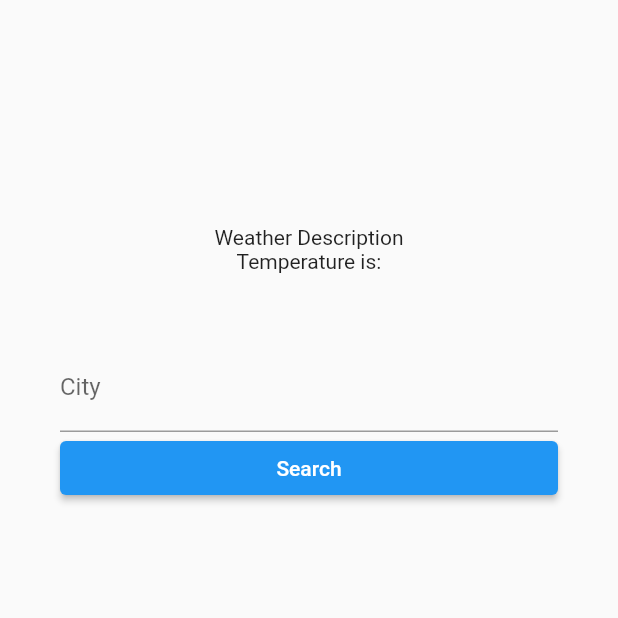
After one commit to z3ro647/task1_loginui, a Flutter app: the screen it shows after launch, after a tap on "Search", on a phone screen of 412 x 824 dp, the top half of it. The commit adds this screen. Run offline on Flutter 3.47's test engine with Material 2 defaults, Android fonts, the phone set to English and light mode, and no system bars; our stand-ins replace firebase_auth, firebase_core, get, google_sign_in, hexcolor, shared_preferences and 1 more; accounts and stored records are empty; network calls fail.

Commit message:
Weather API used

```diff
--- a/lib/main.dart
+++ b/lib/main.dart
@@ -3,6 +3,7 @@ import 'package:flutter/material.dart';
 import 'package:get/get_navigation/get_navigation.dart';
 import 'package:task_loginui/screens/loginscreen.dart';
 import 'package:task_loginui/screens/otpScreen.dart';
+import 'package:task_loginui/weatherscreen.dart';
 
 Future<void> main() async {
   WidgetsFlutterBinding.ensureInitialized();
@@ -39,7 +40,8 @@ class _MyHomePageState extends State<MyHomePage> {
   @override
   Widget build(BuildContext context) {
     return Scaffold(
-      body: LoginScreen()
+      //body: LoginScreen()
+      body: WeatherApi(),
     );
   }
 }
--- /dev/null
+++ b/lib/models/weathermodel.dart
@@ -0,0 +1,64 @@
+/*
+{
+  "weather": [
+    {
+      "description": "clear sky",
+      "icon": "01d"
+    }
+  ],
+  "main": {
+    "temp": 282.55,
+  },
+
+  "name": "Mountain View",
+}
+ */
+
+class WeatherInfo {
+  final String description;
+  final String icon;
+
+  WeatherInfo({required this.description, required this.icon});
+
+  factory WeatherInfo.fromJson(Map<String, dynamic> json) {
+    final description = json['description'];
+    final icon = json['icon'];
+    return WeatherInfo(description: description, icon: icon);
+  }
+}
+
+class TemperatureInfo {
+  final double temperature;
+
+  TemperatureInfo({required this.temperature});
+
+  factory TemperatureInfo.fromJson(Map<String, dynamic> json) {
+    final temperature = json['temp'];
+    return TemperatureInfo(temperature: temperature);
+  }
+}
+
+class WeatherResponse {
+  final String cityName;
+  final TemperatureInfo tempInfo;
+  final WeatherInfo weatherInfo;
+
+  String get iconUrl {
+    return 'https://openweathermap.org/img/wn/${weatherInfo.icon}@2x.png';
+  }
+
+  WeatherResponse({required this.cityName, required this.tempInfo, required this.weatherInfo});
+
+  factory WeatherResponse.fromJson(Map<String, dynamic> json) {
+    final cityName = json['name'];
+
+    final tempInfoJson = json['main'];
+    final tempInfo = TemperatureInfo.fromJson(tempInfoJson);
+
+    final weatherInfoJson = json['weather'][0];
+    final weatherInfo = WeatherInfo.fromJson(weatherInfoJson);
+
+    return WeatherResponse(
+        cityName: cityName, tempInfo: tempInfo, weatherInfo: weatherInfo);
+  }
+}
--- a/lib/screens/listdata.dart
+++ b/lib/screens/listdata.dart
@@ -1,6 +1,6 @@
 import 'package:flutter/material.dart';
 import 'package:hexcolor/hexcolor.dart';
-import 'package:task_loginui/module/order.dart';
+import 'package:task_loginui/models/order.dart';
 
 final colorGreen = HexColor("#09b976");
 
--- a/lib/screens/loginscreen.dart
+++ b/lib/screens/loginscreen.dart
@@ -6,6 +6,7 @@ import 'package:task_loginui/screens/listusers.dart';
 import 'package:task_loginui/screens/registerscreen.dart';
 import 'package:task_loginui/utils/authentication.dart';
 import 'package:task_loginui/utils/phoneVarification.dart';
+import 'package:task_loginui/weatherscreen.dart';
 import 'package:task_loginui/widgets/google_sign_in_button.dart';
 
 final colorGreen = HexColor("#09b976");
@@ -74,7 +75,7 @@ class _LoginScreenState extends State<LoginScreen> {
             ),
           ),
           SizedBox(
-            height: 20.0,
+            height: 10.0,
           ),
           FutureBuilder(
               future: Authentication.initializeFirebase(context: context),
@@ -133,6 +134,17 @@ class _LoginScreenState extends State<LoginScreen> {
                         MaterialPageRoute(builder: (context) => ListUsers()));
                   },
                   child: Text('Users List')),
+            ),
+          ),
+          Padding(
+            padding: EdgeInsets.symmetric(vertical: 0.0, horizontal: 40.0),
+            child: Builder(
+              builder: (context) => ElevatedButton(
+                  onPressed: () {
+                    Navigator.push(context,
+                        MaterialPageRoute(builder: (context) => WeatherApi()));
+                  },
+                  child: Text('API Data')),
             ),
           ),
         ],
--- /dev/null
+++ b/lib/weatherdataservice.dart
@@ -0,0 +1,27 @@
+import 'dart:convert';
+
+import 'package:http/http.dart' as http;
+import 'package:task_loginui/models/weathermodel.dart';
+
+class DataService {
+  Future<WeatherResponse> getWeather(String city) async {
+    // api.openweathermap.org/data/2.5/weather?q={city name}&appid={API key}
+
+    final queryParameters = {
+      'q': city,
+      'appid': 'd2c557e2fb0a15a77dd9aaf2f184919e',
+      'units': 'metric'
+    };
+
+    final uri = Uri.https(
+        'api.openweathermap.org', '/data/2.5/weather', queryParameters);
+
+    final response = await http.get(uri);
+
+    print(response.body);
+    final json = jsonDecode(response.body);
+    return WeatherResponse.fromJson(json);
+  }
+}
+
+//https://api.openweathermap.org/data/2.5/weather?q=pokhara&appid=d2c557e2fb0a15a77dd9aaf2f184919e
--- /dev/null
+++ b/lib/weatherscreen.dart
@@ -0,0 +1,98 @@
+import 'package:flutter/material.dart';
+import 'package:hexcolor/hexcolor.dart';
+import 'package:task_loginui/weatherdataservice.dart';
+import 'package:shared_preferences/shared_preferences.dart';
+
+final colorGreen = HexColor("#09b976");
+
+class WeatherApi extends StatefulWidget {
+  const WeatherApi({Key? key}) : super(key: key);
+
+  @override
+  _WeatherApiState createState() => _WeatherApiState();
+}
+
+class _WeatherApiState extends State<WeatherApi> {
+  final _cityTextController = TextEditingController();
+  final _dataService = DataService();
+
+  String temperature = "";
+  String weatherDescription = "Weather Description";
+  String weatherIcon = "";
+  String _cityName = "";
+
+  void loadCityName() async {
+    SharedPreferences prefs = await SharedPreferences.getInstance();
+    setState(() {
+      _cityTextController.text = (prefs.getString('CityName') ?? "");
+      prefs.setString('CityName', _cityTextController.text);
+    });
+    _search();
+  }
+
+  @override
+  void initState() {
+    super.initState();
+    loadCityName();
+  }
+
+  void _search() async {
+    final response = await _dataService.getWeather(_cityTextController.text);
+    SharedPreferences prefs = await SharedPreferences.getInstance();
+    setState(() {
+      temperature = response.tempInfo.temperature.toString();
+      weatherDescription = response.weatherInfo.description.toString();
+      weatherIcon = response.iconUrl.toString();
+      prefs.setString('CityName', response.cityName);
+    });
+    print('CityName: ' + response.cityName);
+  }
+
+  @override
+  Widget build(BuildContext context) {
+    return Scaffold(
+      body: ListView(
+        children: [
+          if (weatherIcon == "")
+            SizedBox(
+              height: 150.0,
+            ),
+          if (weatherIcon != "")
+            SizedBox(
+              height: 150.0,
+              child: Image.network(weatherIcon),
+            ),
+          Text(
+            '$weatherDescription',
+            textAlign: TextAlign.center,
+          ),
+          Text(
+            'Temperature is: ',
+            textAlign: TextAlign.center,
+          ),
+          Text(
+            '$temperature',
+            textAlign: TextAlign.center,
+            style: TextStyle(
+              fontSize: 40.0,
+            ),
+          ),
+          Padding(
+            padding: const EdgeInsets.symmetric(horizontal: 40.0),
+            child: TextField(
+              controller: _cityTextController,
+              decoration: InputDecoration(labelText: 'City'),
+            ),
+          ),
+          Padding(
+            padding: const EdgeInsets.symmetric(horizontal: 40.0),
+            child: ElevatedButton(
+              onPressed: _search,
+              child: Text('Search'),
+            ),
+          ),
+        ],
+      ),
+    );
+  }
+}
--- a/pubspec.yaml
+++ b/pubspec.yaml
@@ -38,7 +38,11 @@ dependencies:
   cloud_firestore: ^2.4.0
   google_sign_in: ^5.0.0
 
-  get: ^4.3.8
+  get:
+
+  http:
+
+  shared_preferences:
 
 dev_dependencies:
   flutter_test:
```
Also changed, not shown: lib/models/order.dart (renamed from lib/module/order.dart), pubspec.lock.
